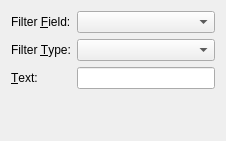
The window that plugins/filter/addeditfilter_base.ui (KDE/choqok) describes before a commit, drawn with Qt 5.
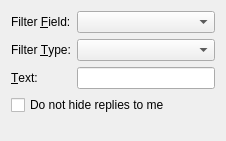
The same window after the commit. Custom widgets are drawn as their Qt base class.

Commit message: New option in Add Filter dialog to prevent it to filter out replies

What changed in the file:
```diff
--- a/plugins/filter/addeditfilter_base.ui
+++ b/plugins/filter/addeditfilter_base.ui
@@ -50,6 +50,13 @@
    <item row="2" column="1">
     <widget class="KLineEdit" name="filterText"/>
    </item>
+   <item row="3" column="0" colspan="2">
+    <widget class="QCheckBox" name="dontHideReplies">
+     <property name="text">
+      <string>Do not hide replies to me</string>
+     </property>
+    </widget>
+   </item>
   </layout>
  </widget>
  <customwidgets>
```
The commit also changes 6 other files.
